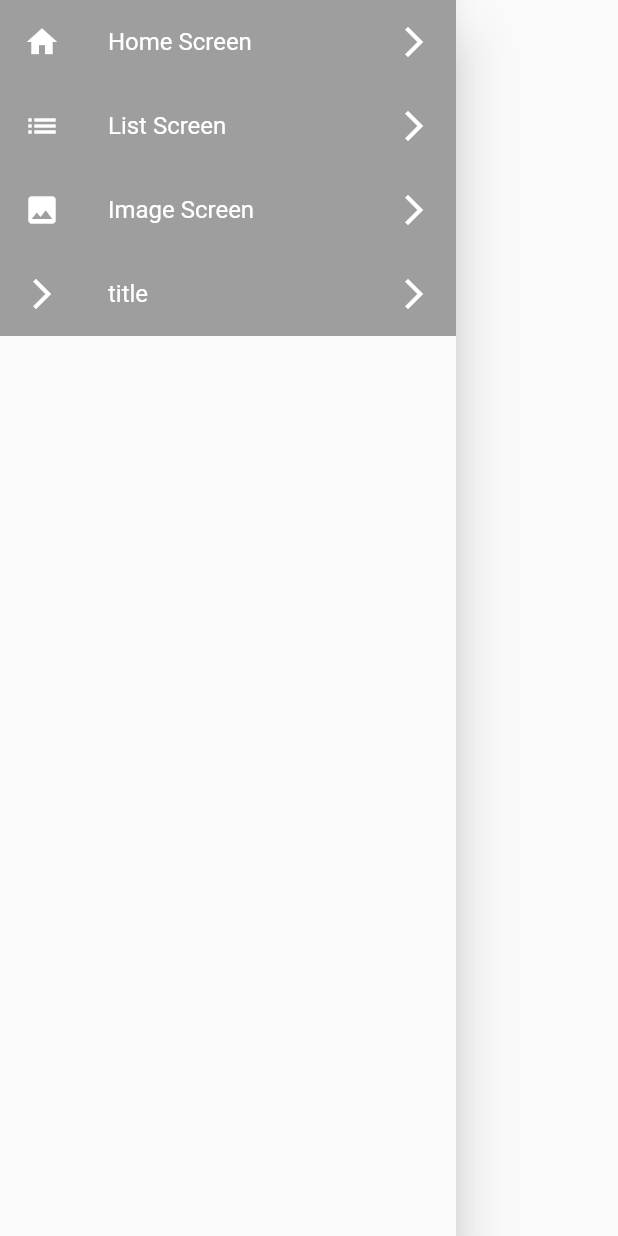
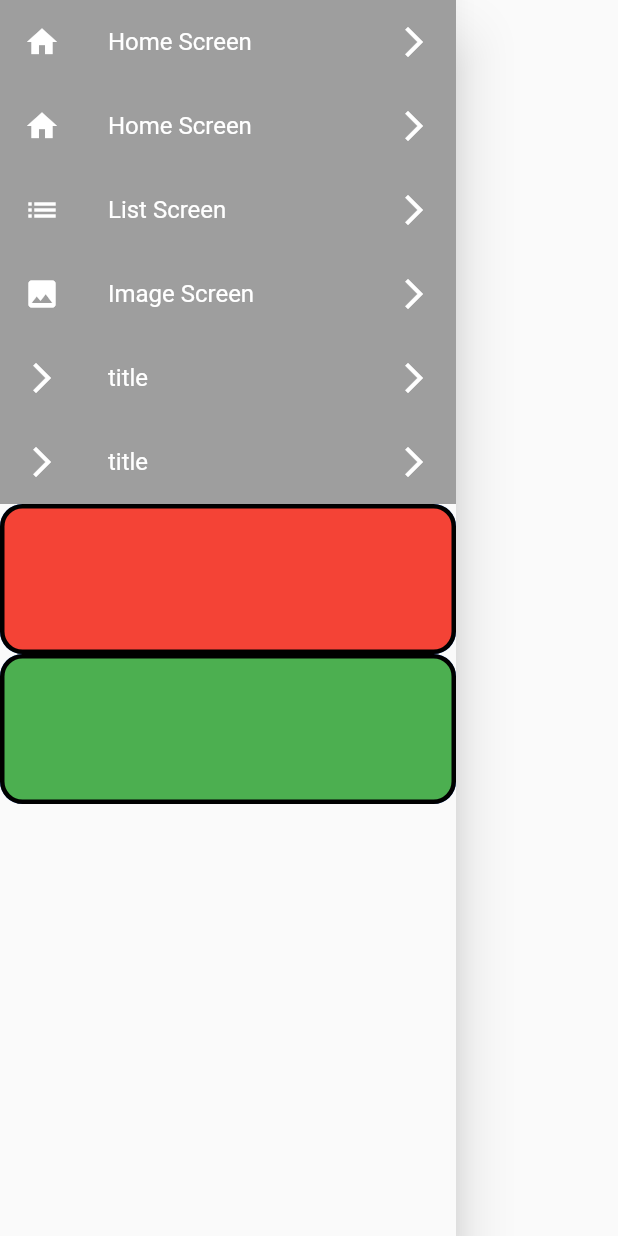
Before and after one commit to devatulparmar/batch730pm, a Flutter app: the CommonDrawer widget shown alone on an empty page, opened directly, on a phone screen of 412 x 824 dp. Run offline on Flutter 3.47's test engine with Material 2 defaults, Android fonts, the phone set to English and light mode, and no system bars; our stand-ins replace cached_network_image.

Commit message:
Common Container and Common ListTile

```diff
--- /dev/null
+++ b/lib/widgets/common_container.dart
@@ -0,0 +1,27 @@
+
+
+import 'package:flutter/material.dart';
+
+class CommonContainer extends StatelessWidget {
+  const CommonContainer({super.key, required this.color});
+
+  final Color color;
+
+  @override
+  Widget build(BuildContext context) {
+    return Container(
+      height: 100,
+      width: 100,
+      decoration: BoxDecoration(
+        borderRadius: BorderRadius.circular(15),
+        border: Border.all(color: Colors.black, width: 3),
+        color: color,
+        boxShadow: const [
+          BoxShadow(
+            color: Colors.blueAccent,
+          ),
+        ]
+      ),
+    );
+  }
+}
--- a/lib/widgets/common_drawer.dart
+++ b/lib/widgets/common_drawer.dart
@@ -1,3 +1,5 @@
+import 'package:batch730pm/widgets/common_container.dart';
+import 'package:batch730pm/widgets/common_list_tile.dart';
 import 'package:flutter/material.dart';
 
 class CommonDrawer extends StatefulWidget {
@@ -12,7 +14,7 @@ class _CommonDrawerState extends State<CommonDrawer> {
   bool isListSelected = false;
   bool isImageSelected = false;
 
-  Widget commonListTile({
+  Widget commonListTileFunction({
     required Widget icon,
     required String title,
     required bool isSelected,
@@ -40,7 +42,12 @@ class _CommonDrawerState extends State<CommonDrawer> {
       // width: 500,
       child: ListView(
         children: [
-          commonListTile(
+          CommonListTile(
+            icon: const Icon(Icons.home),
+            title: 'Home Screen',
+            isSelected: isHomeSelected,
+          ),
+          commonListTileFunction(
             icon: const Icon(Icons.home),
             title: 'Home Screen',
             isSelected: isHomeSelected,
@@ -51,7 +58,7 @@ class _CommonDrawerState extends State<CommonDrawer> {
               setState(() {});
             },
           ),
-          commonListTile(
+          commonListTileFunction(
             icon: const Icon(Icons.list),
             title: 'List Screen',
             isSelected: isListSelected,
@@ -62,7 +69,7 @@ class _CommonDrawerState extends State<CommonDrawer> {
               setState(() {});
             },
           ),
-          commonListTile(
+          commonListTileFunction(
             icon: const Icon(Icons.image),
             title: 'Image Screen',
             isSelected: isImageSelected,
@@ -73,7 +80,12 @@ class _CommonDrawerState extends State<CommonDrawer> {
               setState(() {});
             },
           ),
-
+          CommonListTile(
+            icon: const Icon(Icons.arrow_forward_ios),
+            title: "title",
+            isSelected: isHomeSelected,
+            // onTap: ,
+          ),
           ListTile(
             leading: const Icon(
               Icons.arrow_forward_ios,
@@ -81,7 +93,7 @@ class _CommonDrawerState extends State<CommonDrawer> {
             trailing: const Icon(
               Icons.arrow_forward_ios,
             ),
-            title: Text("title"),
+            title: const Text("title"),
             selectedColor: Colors.white,
             selectedTileColor: Colors.blueAccent,
             tileColor: Colors.grey,
@@ -90,6 +102,12 @@ class _CommonDrawerState extends State<CommonDrawer> {
             selected: isHomeSelected,
             // onTap: onTap,
           ),
+          const CommonContainer(
+            color: Colors.red,
+          ),
+          const CommonContainer(
+            color: Colors.green,
+          ),
         ],
       ),
     );
--- /dev/null
+++ b/lib/widgets/common_list_tile.dart
@@ -0,0 +1,35 @@
+import 'package:flutter/material.dart';
+
+class CommonListTile extends StatelessWidget {
+  const CommonListTile(
+      {Key? key,
+      required this.icon,
+      required this.title,
+      required this.isSelected,
+      this.onTap,
+      })
+      : super(key: key);
+
+  final Widget icon;
+  final String title;
+  final bool isSelected;
+  final Function()? onTap;
+
+  @override
+  Widget build(BuildContext context) {
+    return ListTile(
+      leading: icon,
+      trailing: const Icon(
+        Icons.arrow_forward_ios,
+      ),
+      title: Text(title),
+      selectedColor: Colors.white,
+      selectedTileColor: Colors.blueAccent,
+      tileColor: Colors.grey,
+      textColor: Colors.white,
+      iconColor: Colors.white,
+      selected: isSelected,
+      onTap: onTap,
+    );
+  }
+}
```
